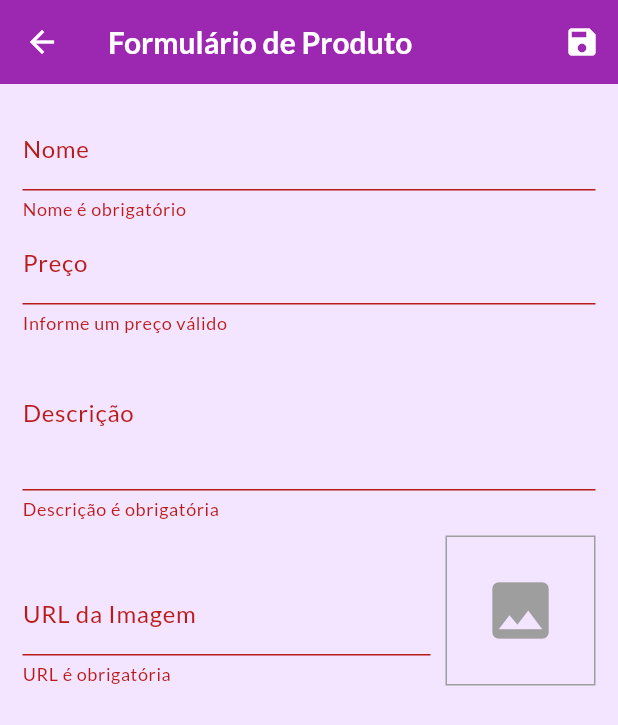
After one commit to gmarcospires/Cursos, a Flutter app: the ProductFormPage screen opened by its route, after a tap on the "save" icon, on a phone screen of 412 x 824 dp. The commit adds this screen. Shown: the top 725 px of the screen. Run offline on Flutter 3.47's test engine with Material 3 defaults, Android fonts, the phone set to English and light mode, and no system bars; our stand-ins replace google_fonts; missing offline and left inert: shadcn_ui; network calls fail.

Commit message:
Fim modulo 9

```diff
--- a/shop/lib/components/product_grid.dart
+++ b/shop/lib/components/product_grid.dart
@@ -1,6 +1,6 @@
 import 'package:flutter/material.dart';
 import 'package:provider/provider.dart';
-import 'package:shop/components/product_item.dart';
+import 'package:shop/components/product_grid_item.dart';
 import 'package:shop/models/product.dart';
 import 'package:shop/models/product_list.dart';
 
@@ -28,7 +28,7 @@ class ProductGrid extends StatelessWidget {
       ),
       itemBuilder: (ctx, idx) => ChangeNotifierProvider.value(
         value: loadedProducts[idx],
-        child: ProductItem(
+        child: ProductGridItem(
           key: ValueKey(loadedProducts[idx].id),
         ),
       ),
--- a/shop/lib/main.dart
+++ b/shop/lib/main.dart
@@ -10,7 +10,9 @@ import 'package:shop/models/product_list.dart';
 import 'package:shop/pages/cart_page.dart';
 import 'package:shop/pages/orders_page.dart';
 import 'package:shop/pages/product_detail_page.dart';
+import 'package:shop/pages/product_form_page.dart';
 import 'package:shop/pages/products_overview_page.dart';
+import 'package:shop/pages/products_page.dart';
 import 'package:shop/utils/app_routes.dart';
 
 void main() async {
@@ -99,6 +101,8 @@ class MyApp extends StatelessWidget {
           AppRoutes.productDetail: (ctx) => const ProductDetailPage(),
           AppRoutes.cart: (ctx) => const CartPage(),
           AppRoutes.orders: (ctx) => const OrdersPage(),
+          AppRoutes.products: (ctx) => const ProductsPage(),
+          AppRoutes.productForm: (ctx) => const ProductFormPage(),
           // AppRoutes.productDetail: (ctx) =>
           //     CounterProvider(child: const CounterPage()),
         },
--- /dev/null
+++ b/shop/lib/pages/product_form_page.dart
@@ -0,0 +1,217 @@
+import 'package:flutter/material.dart';
+import 'package:provider/provider.dart';
+import 'package:shop/models/product.dart';
+import 'package:shop/models/product_list.dart';
+
+class ProductFormPage extends StatefulWidget {
+  const ProductFormPage({super.key});
+
+  @override
+  State<ProductFormPage> createState() => _ProductFormPageState();
+}
+
+class _ProductFormPageState extends State<ProductFormPage> {
+  final _priceFocus = FocusNode();
+  final _imageUrlFocus = FocusNode();
+  final _imageUrlController = TextEditingController();
+  final _formKey = GlobalKey<FormState>();
+  final Map<String, Object> _formData = {};
+
+  void _updateImageUrl() {
+    setState(() {});
+  }
+
+  void _submitForm() {
+    final isValid = _formKey.currentState?.validate() ?? false;
+
+    if (!isValid) {
+      return;
+    }
+
+    _formKey.currentState?.save();
+
+    Provider.of<ProductList>(context, listen: false).saveProduct(_formData);
+
+    Navigator.of(context).pop();
+  }
+
+  @override
+  void dispose() {
+    super.dispose();
+    _priceFocus.dispose();
+    _imageUrlFocus.removeListener(_updateImageUrl);
+    _imageUrlFocus.dispose();
+  }
+
+  @override
+  void initState() {
+    super.initState();
+    _imageUrlFocus.addListener(_updateImageUrl);
+  }
+
+  @override
+  void didChangeDependencies() {
+    super.didChangeDependencies();
+
+    if (_formData.isEmpty) {
+      final arg = ModalRoute.of(context)?.settings.arguments;
+
+      if (arg != null) {
+        final product = arg as Product;
+
+        _formData['id'] = product.id;
+        _formData['name'] = product.name;
+        _formData['price'] = product.price;
+        _formData['description'] = product.description;
+        _formData['imageUrl'] = product.imageUrl;
+
+        _imageUrlController.text = _formData['imageUrl'] as String;
+      }
+    }
+  }
+
+  @override
+  Widget build(BuildContext context) {
+    return Scaffold(
+      appBar: AppBar(
+        title: const Text('Formulário de Produto'),
+        actions: [
+          IconButton(
+            icon: const Icon(Icons.save),
+            onPressed: _submitForm,
+          ),
+        ],
+      ),
+      body: SafeArea(
+        child: Padding(
+          padding: const EdgeInsets.all(15),
+          child: Form(
+            key: _formKey,
+            child: ListView(
+              children: [
+                TextFormField(
+                  initialValue: _formData['name'] as String?,
+                  decoration: const InputDecoration(labelText: 'Nome'),
+                  textInputAction: TextInputAction.next,
+                  onFieldSubmitted: (_) {
+                    FocusScope.of(context).requestFocus(_priceFocus);
+                  },
+                  onSaved: (newValue) => _formData['name'] = newValue ?? '',
+                  validator: (value) {
+                    final name = value ?? '';
+                    if (name.trim().isEmpty) {
+                      return 'Nome é obrigatório';
+                    }
+                    if (name.trim().length < 3) {
+                      return 'Nome precisa ter no mínimo 3 letras';
+                    }
+                    return null;
+                  },
+                ),
+                TextFormField(
+                  initialValue: _formData['price']?.toString(),
+                  decoration: const InputDecoration(labelText: 'Preço'),
+                  focusNode: _priceFocus,
+                  textInputAction: TextInputAction.next,
+                  keyboardType:
+                      const TextInputType.numberWithOptions(decimal: true),
+                  onSaved: (newValue) =>
+                      _formData['price'] = double.parse(newValue ?? ''),
+                  validator: (value) {
+                    final price = double.tryParse(value ?? '');
+
+                    if (price == null || price <= 0) {
+                      return 'Informe um preço válido';
+                    }
+
+                    return null;
+                  },
+                ),
+                TextFormField(
+                  initialValue: _formData['description'] as String?,
+                  decoration: const InputDecoration(labelText: 'Descrição'),
+                  textInputAction: TextInputAction.newline,
+                  keyboardType: TextInputType.multiline,
+                  maxLines: 3,
+                  onSaved: (newValue) =>
+                      _formData['description'] = newValue ?? '',
+                  validator: (value) {
+                    final description = value ?? '';
+                    if (description.trim().isEmpty) {
+                      return 'Descrição é obrigatória';
+                    }
+                    if (description.trim().length < 10) {
+                      return 'Descrição precisa ter no mínimo 10 letras';
+                    }
+                    return null;
+                  },
+                ),
+                Row(
+                  crossAxisAlignment: CrossAxisAlignment.end,
+                  // mainAxisAlignment: MainAxisAlignment.spaceBetween,
+                  children: [
+                    Expanded(
+                      child: TextFormField(
+                        decoration:
+                            const InputDecoration(labelText: 'URL da Imagem'),
+                        textInputAction: TextInputAction.done,
+                        keyboardType: TextInputType.url,
+                        controller: _imageUrlController,
+                        focusNode: _imageUrlFocus,
+                        onFieldSubmitted: (_) => _submitForm(),
+                        onSaved: (newValue) =>
+                            _formData['imageUrl'] = newValue ?? '',
+                        validator: (value) {
+                          final imageUrl = value ?? '';
+                          if (imageUrl.trim().isEmpty) {
+                            return 'URL é obrigatória';
+                          }
+                          if (!imageUrl.startsWith('http') ||
+                              !imageUrl.startsWith('https')) {
+                            return 'Informe uma URL válida';
+                          }
+
+                          // if (!imageUrl.endsWith('.png') &&
+                          //     !imageUrl.endsWith('.jpg') &&
+                          //     !imageUrl.endsWith('.jpeg') &&
+                          //     !imageUrl.endsWith('.webp')) {
+                          //   return 'Informe uma URL de imagem válida';
+                          // }
+
+                          return null;
+                        },
+                      ),
+                    ),
+                    Container(
+                      margin: const EdgeInsets.only(top: 10, left: 10),
+                      width: 100,
+                      height: 100,
+                      decoration: BoxDecoration(
+                        border: Border.all(
+                          color: Colors.grey,
+                          width: 1,
+                        ),
+                      ),
+                      child: _imageUrlController.text.isEmpty
+                          ? const Center(
+                              child: Icon(
+                                Icons.image,
+                                size: 50,
+                                color: Colors.grey,
+                              ),
+                            )
+                          : FittedBox(
+                              fit: BoxFit.cover,
+                              child: Image.network(_imageUrlController.text),
+                            ),
+                    ),
+                  ],
+                ),
+              ],
+            ),
+          ),
+        ),
+      ),
+    );
+  }
+}
--- a/shop/lib/utils/app_routes.dart
+++ b/shop/lib/utils/app_routes.dart
@@ -3,4 +3,6 @@ class AppRoutes {
   static const productDetail = '/product-detail';
   static const cart = '/cart';
   static const orders = '/orders';
+  static const products = '/products';
+  static const productForm = '/product-form';
 }
```
Also changed, not shown: shop/lib/components/app_drawer.dart (+8 -0 lines), shop/lib/components/cart_item_widget.dart (+25 -0 lines), shop/lib/components/product_grid_item.dart (added, +90 -0 lines), shop/lib/components/product_item.dart (+57 -61 lines), shop/lib/models/cart.dart (+21 -0 lines), shop/lib/models/product_list.dart (+42 -0 lines), shop/lib/pages/products_page.dart (added, +44 -0 lines).
